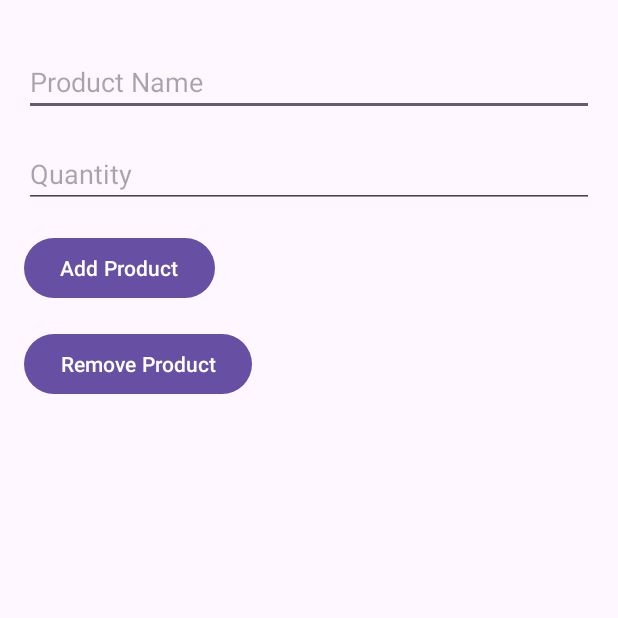
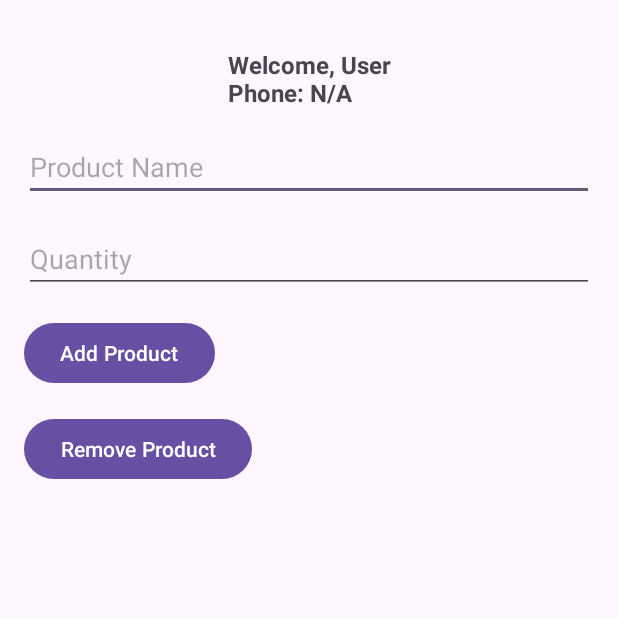
Before and after one commit to rottem1357/android, an Android app: the ProductActivity screen opened directly, with no data from a screen before it, after a tap on "Add Product", on a phone screen of 412 x 824 dp, the top half of it. Run offline under Robolectric (Android 15) with nearby library versions, the phone set to English and light mode, and no system bars.

Commit message:
working full application

```diff
--- a/app/src/main/java/com/example/shoppingmanagementapp/ProductActivity.java
+++ b/app/src/main/java/com/example/shoppingmanagementapp/ProductActivity.java
@@ -6,7 +6,9 @@ import android.widget.ArrayAdapter;
 import android.widget.Button;
 import android.widget.EditText;
 import android.widget.ListView;
+import android.widget.TextView;
 import android.widget.Toast;
+import androidx.appcompat.app.AlertDialog;
 import androidx.appcompat.app.AppCompatActivity;
 import java.util.ArrayList;
 import java.util.HashSet;
@@ -24,8 +26,20 @@ public class ProductActivity extends AppCompatActivity {
         super.onCreate(savedInstanceState);
         setContentView(R.layout.activity_product);
 
-        // Initialize SharedPreferences and product set
-        sharedPreferences = getSharedPreferences("ProductPrefs", MODE_PRIVATE);
+        // Initialize SharedPreferences
+        sharedPreferences = getSharedPreferences("UserPrefs", MODE_PRIVATE);
+
+        // Retrieve user info from SharedPreferences
+        String username = sharedPreferences.getString("username", "User");
+        String phoneNumber = sharedPreferences.getString("phone", "N/A");
+
+        // Set the user information on the TextView
+        TextView userInfoTextView = findViewById(R.id.userInfoTextView);
+        // Set the user information on the TextView using a string resource with placeholders
+        String userInfoText = getString(R.string.user_welcome_message, username, phoneNumber);
+        userInfoTextView.setText(userInfoText);
+
+        // Initialize product set and list
         productSet = sharedPreferences.getStringSet("products", new HashSet<>());
         productList = new ArrayList<>(productSet);
 
@@ -40,13 +54,22 @@ public class ProductActivity extends AppCompatActivity {
         adapter = new ArrayAdapter<>(this, android.R.layout.simple_list_item_1, productList);
         productListView.setAdapter(adapter);
 
-        // Add product to list
+        // Add product to list (same as before)
         addProductButton.setOnClickListener(v -> {
             String productName = productNameEditText.getText().toString();
-            String productQuantity = productQuantityEditText.getText().toString();
-            String productEntry = productName + " (x" + productQuantity + ")";
+            String productQuantityStr = productQuantityEditText.getText().toString();
 
-            if (!productName.isEmpty() && !productQuantity.isEmpty()) {
+            if (productName.isEmpty()) {
+                Toast.makeText(ProductActivity.this, "Product name cannot be empty", Toast.LENGTH_SHORT).show();
+                return;
+            }
+
+            if (productQuantityStr.isEmpty() || Integer.parseInt(productQuantityStr) <= 0) {
+                Toast.makeText(ProductActivity.this, "Quantity must be a positive number", Toast.LENGTH_SHORT).show();
+                return;
+            }
+
+            String productEntry = productName + " (x" + productQuantityStr + ")";
             productList.add(productEntry);
             adapter.notifyDataSetChanged();
 
@@ -57,28 +80,31 @@ public class ProductActivity extends AppCompatActivity {
             editor.apply();
 
             Toast.makeText(ProductActivity.this, "Product Added", Toast.LENGTH_SHORT).show();
-            } else {
-                Toast.makeText(ProductActivity.this, "Please enter both name and quantity", Toast.LENGTH_SHORT).show();
-            }
         });
 
-        // Remove product from list
+        // Remove product from list (same as before)
         removeProductButton.setOnClickListener(v -> {
             String productName = productNameEditText.getText().toString();
-            String productQuantity = productQuantityEditText.getText().toString();
-            String productEntry = productName + " (x" + productQuantity + ")";
+            String productQuantityStr = productQuantityEditText.getText().toString();
+            String productEntry = productName + " (x" + productQuantityStr + ")";
 
             if (productList.contains(productEntry)) {
+                new AlertDialog.Builder(ProductActivity.this)
+                        .setTitle("Remove Product")
+                        .setMessage("Are you sure you want to remove " + productEntry + "?")
+                        .setPositiveButton("Yes", (dialog, which) -> {
                             productList.remove(productEntry);
                             adapter.notifyDataSetChanged();
 
-                // Save changes to SharedPreferences
                             productSet.remove(productEntry);
                             SharedPreferences.Editor editor = sharedPreferences.edit();
                             editor.putStringSet("products", productSet);
                             editor.apply();
 
                             Toast.makeText(ProductActivity.this, "Product Removed", Toast.LENGTH_SHORT).show();
+                        })
+                        .setNegativeButton("No", null)
+                        .show();
             } else {
                 Toast.makeText(ProductActivity.this, "Product not found", Toast.LENGTH_SHORT).show();
             }
--- a/app/src/main/res/layout/activity_product.xml
+++ b/app/src/main/res/layout/activity_product.xml
@@ -5,6 +5,19 @@
     android:layout_width="match_parent"
     android:layout_height="match_parent"
     android:padding="16dp">
+
+    <!-- User Information Display -->
+    <TextView
+        android:id="@+id/userInfoTextView"
+        android:layout_width="wrap_content"
+        android:layout_height="wrap_content"
+        android:text="@string/default_welcome_message"
+        android:textSize="16sp"
+        android:textStyle="bold"
+        app:layout_constraintStart_toStartOf="parent"
+        app:layout_constraintEnd_toEndOf="parent"
+        app:layout_constraintTop_toTopOf="parent"
+        android:layout_marginTop="16dp"/>
 
     <!-- Product Name Input -->
     <EditText
@@ -16,9 +29,8 @@
         android:inputType="text"
         app:layout_constraintStart_toStartOf="parent"
         app:layout_constraintEnd_toEndOf="parent"
-        app:layout_constraintTop_toTopOf="parent"
+        app:layout_constraintTop_toBottomOf="@id/userInfoTextView"
         android:layout_marginTop="16dp"/>
-
 
     <!-- Product Quantity Input -->
     <EditText
--- a/app/src/main/res/values/strings.xml
+++ b/app/src/main/res/values/strings.xml
@@ -10,4 +10,6 @@
     <string name="add_product">Add Product</string>
     <string name="remove_product">Remove Product</string>
     <string name="welcome_message">Welcome to Shopping Management App</string>
+    <string name="user_welcome_message">Welcome, %1$s\nPhone: %2$s</string>
+    <string name="default_welcome_message">Welcome, User</string>
 </resources>
```
Lines whose indentation alone changed are shown as unchanged.
